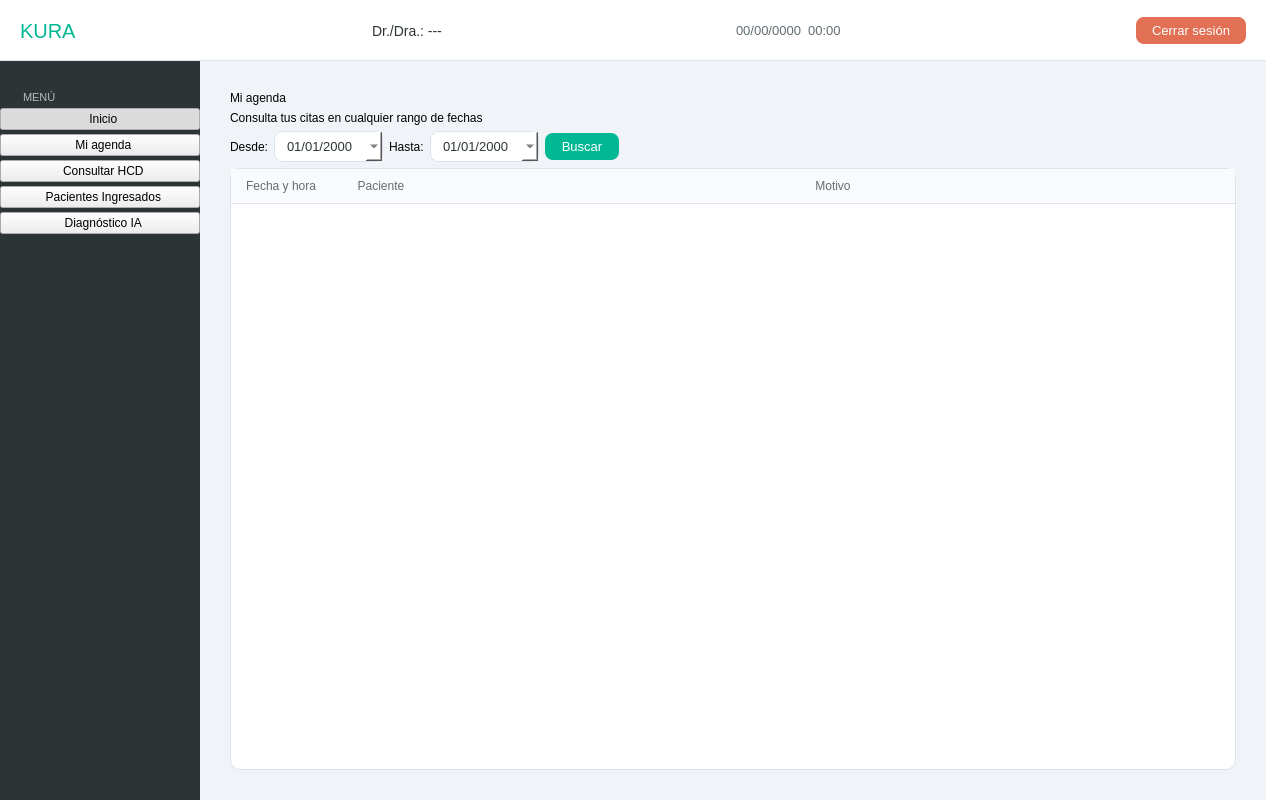
Old version of the form src/vista/Ui/VistaMedico.ui in the repository hgarcg04/software-engineering.
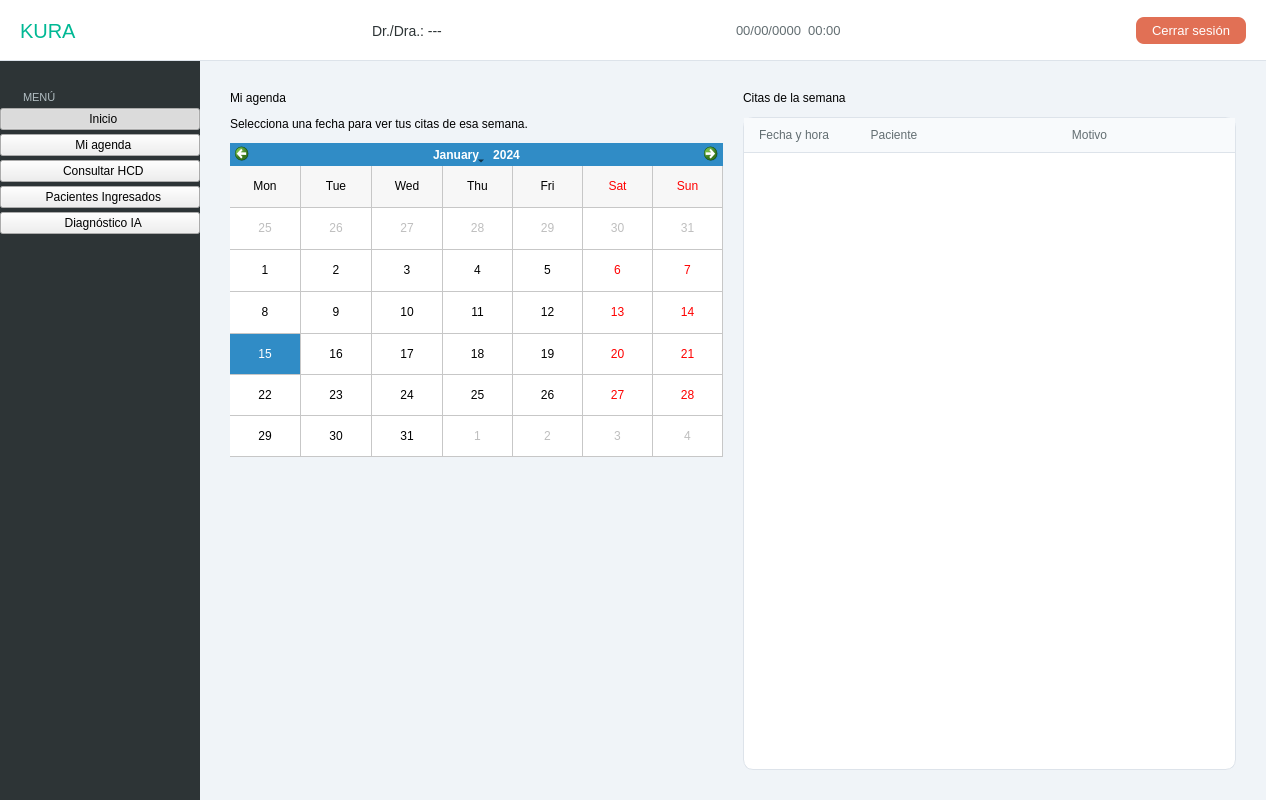
New version of the form. The open tabs and pages were chosen to show the change.

Commit message: He cambiado la interfaz de las proximas citas

```diff
--- a/src/vista/Ui/VistaMedico.ui
+++ b/src/vista/Ui/VistaMedico.ui
@@ -193,27 +193,60 @@
         </widget>
 
         <widget class="QWidget" name="page_agenda">
-         <layout class="QVBoxLayout" name="agendaLayout">
+         <layout class="QHBoxLayout" name="agendaOuterLayout">
+          <property name="spacing"><number>20</number></property>
           <property name="leftMargin"><number>30</number></property>
           <property name="topMargin"><number>30</number></property>
           <property name="rightMargin"><number>30</number></property>
           <property name="bottomMargin"><number>30</number></property>
-          <item><widget class="QLabel" name="lbl_section_title"><property name="text"><string>Mi agenda</string></property></widget></item>
-          <item><widget class="QLabel" name="lbl_section_sub"><property name="text"><string>Consulta tus citas en cualquier rango de fechas</string></property></widget></item>
+
+          <!-- Columna izquierda: título + calendario -->
           <item>
-           <layout class="QHBoxLayout">
-            <item><widget class="QLabel"><property name="text"><string>Desde:</string></property></widget></item>
-            <item><widget class="QDateEdit" name="date_desde"><property name="calendarPopup"><bool>true</bool></property><property name="displayFormat"><string>dd/MM/yyyy</string></property></widget></item>
-            <item><widget class="QLabel"><property name="text"><string>Hasta:</string></property></widget></item>
-            <item><widget class="QDateEdit" name="date_hasta"><property name="calendarPopup"><bool>true</bool></property><property name="displayFormat"><string>dd/MM/yyyy</string></property></widget></item>
-            <item><widget class="QPushButton" name="btn_buscar_agenda"><property name="text"><string>Buscar</string></property></widget></item>
-            <item><spacer><property name="orientation"><enum>Qt::Horizontal</enum></property><property name="sizeHint" stdset="0"><size><width>0</width><height>0</height></size></property></spacer></item>
+           <layout class="QVBoxLayout" name="agendaLeftLayout">
+            <property name="spacing"><number>12</number></property>
+            <item>
+             <widget class="QLabel" name="lbl_section_title">
+              <property name="text"><string>Mi agenda</string></property>
+             </widget>
+            </item>
+            <item>
+             <widget class="QLabel" name="lbl_section_sub">
+              <property name="text"><string>Selecciona una fecha para ver tus citas de esa semana.</string></property>
+             </widget>
+            </item>
+            <item>
+             <widget class="QCalendarWidget" name="calendario_agenda">
+              <property name="gridVisible"><bool>true</bool></property>
+              <property name="navigationBarVisible"><bool>true</bool></property>
+              <property name="horizontalHeaderFormat"><enum>QCalendarWidget::ShortDayNames</enum></property>
+              <property name="verticalHeaderFormat"><enum>QCalendarWidget::NoVerticalHeader</enum></property>
+             </widget>
+            </item>
+            <item>
+             <spacer>
+              <property name="orientation"><enum>Qt::Vertical</enum></property>
+              <property name="sizeHint" stdset="0"><size><width>0</width><height>0</height></size></property>
+             </spacer>
+            </item>
            </layout>
+          </item>
+
+          <!-- Columna derecha: tabla de citas de la semana -->
+          <item>
+           <layout class="QVBoxLayout" name="agendaRightLayout">
+            <property name="spacing"><number>12</number></property>
+            <item>
+             <widget class="QLabel" name="lbl_semana_titulo">
+              <property name="text"><string>Citas de la semana</string></property>
+             </widget>
           </item>
           <item>
            <widget class="QTableWidget" name="tabla_agenda">
             <property name="editTriggers"><set>QAbstractItemView::NoEditTriggers</set></property>
             <property name="selectionBehavior"><enum>QAbstractItemView::SelectRows</enum></property>
+              <property name="selectionMode"><enum>QAbstractItemView::NoSelection</enum></property>
+              <property name="alternatingRowColors"><bool>true</bool></property>
+              <property name="showGrid"><bool>false</bool></property>
             <property name="columnCount"><number>3</number></property>
             <attribute name="horizontalHeaderStretchLastSection"><bool>true</bool></attribute>
             <column><property name="text"><string>Fecha y hora</string></property></column>
@@ -221,6 +254,9 @@
             <column><property name="text"><string>Motivo</string></property></column>
            </widget>
           </item>
+           </layout>
+          </item>
+
          </layout>
         </widget>
 
```
Lines whose indentation alone changed are shown as unchanged. The commit also changes 5 other files.
